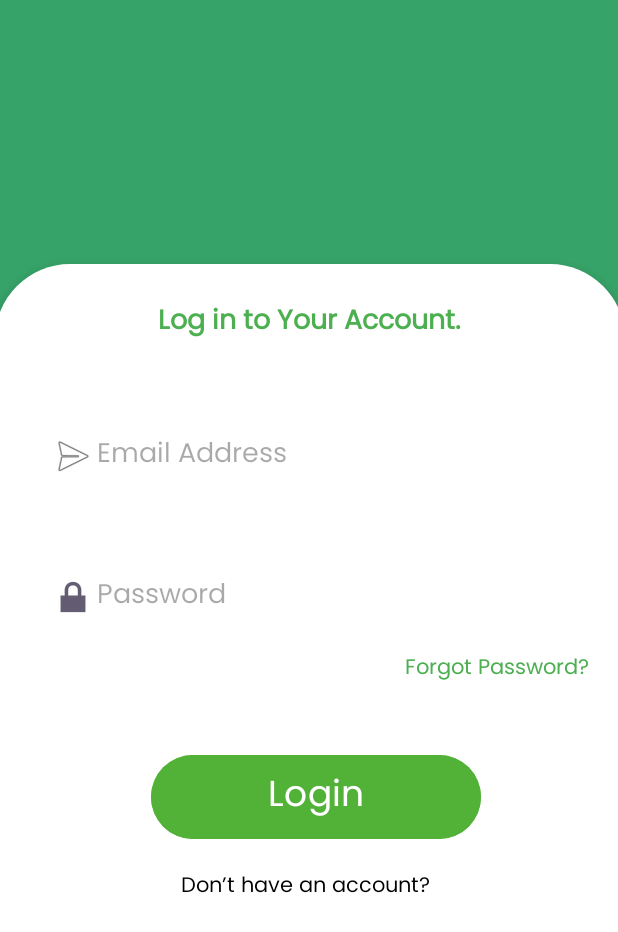
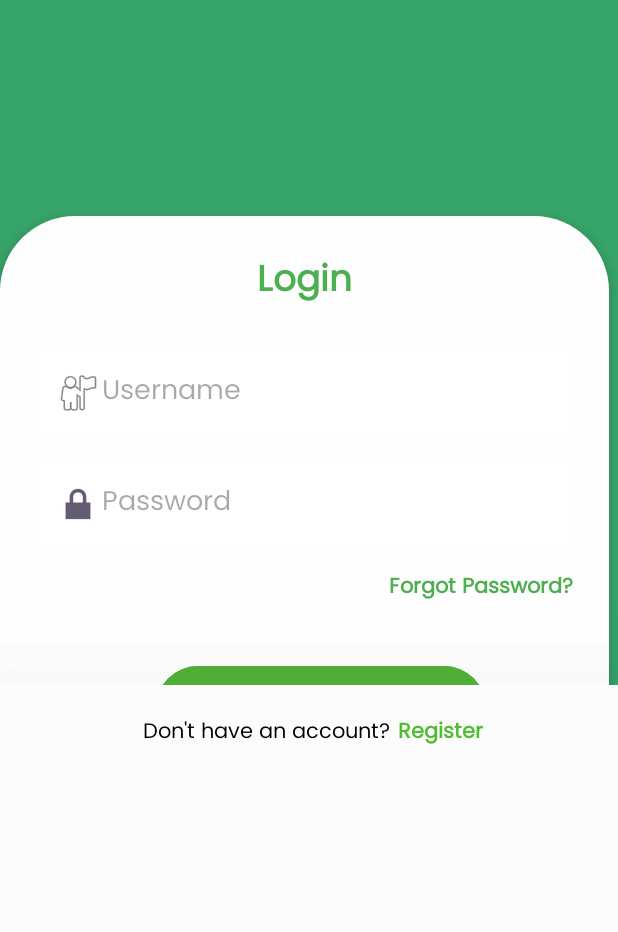
Before and after one commit to ngessner/CIS183_FinalProject_NathanGessner, an Android app: the screen it shows after launch (MainActivity before the commit, Login after it), on a phone screen of 412 x 824 dp. Shown: the top 932 px of the screen. Run offline under Robolectric (Android 15) with nearby library versions, the phone set to English and light mode, and no system bars.

Commit message:
two activities made

```diff
--- a/StockVault/app/src/main/AndroidManifest.xml
+++ b/StockVault/app/src/main/AndroidManifest.xml
@@ -13,7 +13,13 @@
         android:theme="@style/Theme.StockVault"
         tools:targetApi="31">
         <activity
-            android:name=".MainActivity"
+            android:name=".Dashboard"
+            android:exported="false" />
+        <activity
+            android:name=".Registration"
+            android:exported="false" />
+        <activity
+            android:name=".Login"
             android:exported="true">
             <intent-filter>
                 <action android:name="android.intent.action.MAIN" />
@@ -21,6 +27,7 @@
                 <category android:name="android.intent.category.LAUNCHER" />
             </intent-filter>
         </activity>
+
         <meta-data
             android:name="preloaded_fonts"
             android:resource="@array/preloaded_fonts" />
--- a/StockVault/app/src/main/java/com/example/stockvault/MainActivity.java
+++ b/StockVault/app/src/main/java/com/example/stockvault/Login.java
@@ -4,11 +4,8 @@ import android.os.Bundle;
 
 import androidx.activity.EdgeToEdge;
 import androidx.appcompat.app.AppCompatActivity;
-import androidx.core.graphics.Insets;
-import androidx.core.view.ViewCompat;
-import androidx.core.view.WindowInsetsCompat;
 
-public class MainActivity extends AppCompatActivity
+public class Login extends AppCompatActivity
 {
 
     @Override
@@ -16,6 +13,6 @@ public class MainActivity extends AppCompatActivity
     {
         super.onCreate(savedInstanceState);
         EdgeToEdge.enable(this);
-        setContentView(R.layout.activity_main);
+        setContentView(R.layout.activity_login);
     }
 }
--- a/StockVault/app/src/main/res/layout/activity_main.xml
+++ b/StockVault/app/src/main/res/layout/activity_login.xml
@@ -7,22 +7,60 @@
     android:layout_height="match_parent"
     android:background="#FFFFFF"
     android:backgroundTint="#36A368"
-    tools:context=".MainActivity">
+    tools:context=".Login">
+
+    <LinearLayout
+        android:layout_width="416dp"
+        android:layout_height="367dp"
+        android:background="#FCFCFC"
+        android:orientation="horizontal"
+        android:translationZ="90dp"
+        app:layout_constraintBottom_toBottomOf="parent"
+        app:layout_constraintEnd_toEndOf="parent"
+        app:layout_constraintHorizontal_bias="0.0"
+        app:layout_constraintStart_toStartOf="parent"
+        app:layout_constraintTop_toBottomOf="@+id/loginact_v_ll_container"
+        app:layout_constraintVertical_bias="1.0">
+
+        <TextView
+            android:id="@+id/loginact_v_tv_signup_prompt"
+            android:layout_width="wrap_content"
+            android:layout_height="wrap_content"
+            android:layout_marginLeft="95dp"
+            android:layout_marginTop="20dp"
+            android:fontFamily="@font/poppins"
+            android:text="Don't have an account?"
+            android:textColor="@color/black"
+            android:textSize="14sp" />
+
+        <TextView
+            android:id="@+id/loginact_v_tv_signup_prompt5"
+            android:layout_width="wrap_content"
+            android:layout_height="wrap_content"
+            android:layout_marginLeft="5dp"
+            android:layout_marginTop="20dp"
+            android:fontFamily="@font/poppins"
+            android:text="Register"
+            android:textColor="#50BD31"
+            android:textSize="14sp"
+            android:textStyle="bold" />
+    </LinearLayout>
 
     <LinearLayout
         android:id="@+id/loginact_v_ll_container"
-        android:layout_width="420dp"
-        android:layout_height="778dp"
-        android:layout_marginTop="176dp"
+        android:layout_width="406dp"
+        android:layout_height="413dp"
         android:background="@drawable/roundstyle"
-        android:backgroundTint="#FFFFFF"
+        android:backgroundTint="#FEFEFE"
         android:elevation="4dp"
         android:orientation="vertical"
         android:padding="24dp"
+        app:layout_constraintBottom_toBottomOf="parent"
         app:layout_constraintEnd_toEndOf="parent"
-        app:layout_constraintHorizontal_bias="0.555"
+        app:layout_constraintHorizontal_bias="0.0"
         app:layout_constraintStart_toStartOf="parent"
-        app:layout_constraintTop_toTopOf="parent">
+        app:layout_constraintTop_toTopOf="parent"
+        app:layout_constraintVertical_bias="0.35">
 
         <TextView
             android:id="@+id/loginact_v_tv_title"
@@ -31,35 +69,33 @@
             android:layout_gravity="center_horizontal"
             android:layout_marginBottom="16dp"
             android:fontFamily="@font/poppins"
-            android:text="Log in to Your Account."
+            android:text="Login"
             android:textColor="#4CAF50"
-            android:textSize="18sp"
+            android:textSize="24sp"
             android:textStyle="bold" />
 
         <EditText
-            android:id="@+id/loginact_v_et_email"
+            android:id="@+id/loginact_v_et_email5"
             android:layout_width="match_parent"
             android:layout_height="wrap_content"
-            android:layout_marginTop="30dp"
+            android:layout_marginTop="10dp"
             android:layout_marginBottom="8dp"
             android:background="@color/white"
-            android:drawableStart="@android:drawable/ic_menu_send"
+            android:drawableStart="@android:drawable/ic_menu_myplaces"
             android:fontFamily="@font/poppins"
-            android:hint="Email Address"
-            android:inputType="textEmailAddress"
+            android:hint="Username"
             android:padding="12dp" />
 
         <EditText
             android:id="@+id/loginact_v_et_password"
             android:layout_width="match_parent"
             android:layout_height="wrap_content"
-            android:layout_marginTop="30dp"
+            android:layout_marginTop="10dp"
             android:layout_marginBottom="8dp"
             android:background="@color/white"
             android:drawableStart="@android:drawable/ic_lock_lock"
             android:fontFamily="@font/poppins"
             android:hint="Password"
-            android:inputType="textPassword"
             android:padding="12dp" />
 
         <TextView
@@ -67,34 +103,26 @@
             android:layout_width="wrap_content"
             android:layout_height="wrap_content"
             android:layout_gravity="end"
+            android:layout_marginTop="8dp"
             android:layout_marginBottom="16dp"
             android:fontFamily="@font/poppins"
             android:text="Forgot Password?"
             android:textColor="#4CAF50"
-            android:textSize="14sp" />
+            android:textSize="14sp"
+            android:textStyle="bold" />
 
         <Button
             android:id="@+id/loginact_v_btn_login"
             android:layout_width="220dp"
             android:layout_height="64dp"
             android:layout_marginLeft="80dp"
-            android:layout_marginTop="25dp"
+            android:layout_marginTop="20dp"
             android:layout_marginBottom="16dp"
             android:backgroundTint="#52B137"
             android:fontFamily="@font/poppins"
-            android:text="Login"
+            android:text="LOGIN"
             android:textColor="@android:color/white"
             android:textSize="24sp" />
 
-        <TextView
-            android:id="@+id/loginact_v_tv_signup_prompt"
-            android:layout_width="wrap_content"
-            android:layout_height="wrap_content"
-            android:layout_marginLeft="100dp"
-            android:fontFamily="@font/poppins"
-            android:text="Don’t have an account?"
-            android:textColor="@color/black"
-            android:textSize="14sp" />
     </LinearLayout>
-
 </androidx.constraintlayout.widget.ConstraintLayout>
```
Also changed, not shown: StockVault/app/src/main/java/com/example/stockvault/Dashboard.java (added, +24 -0 lines), StockVault/app/src/main/java/com/example/stockvault/Registration.java (added, +24 -0 lines), StockVault/app/src/main/res/layout/activity_dashboard.xml (added, +159 -0 lines), StockVault/app/src/main/res/layout/activity_registration.xml (added, +152 -0 lines).
